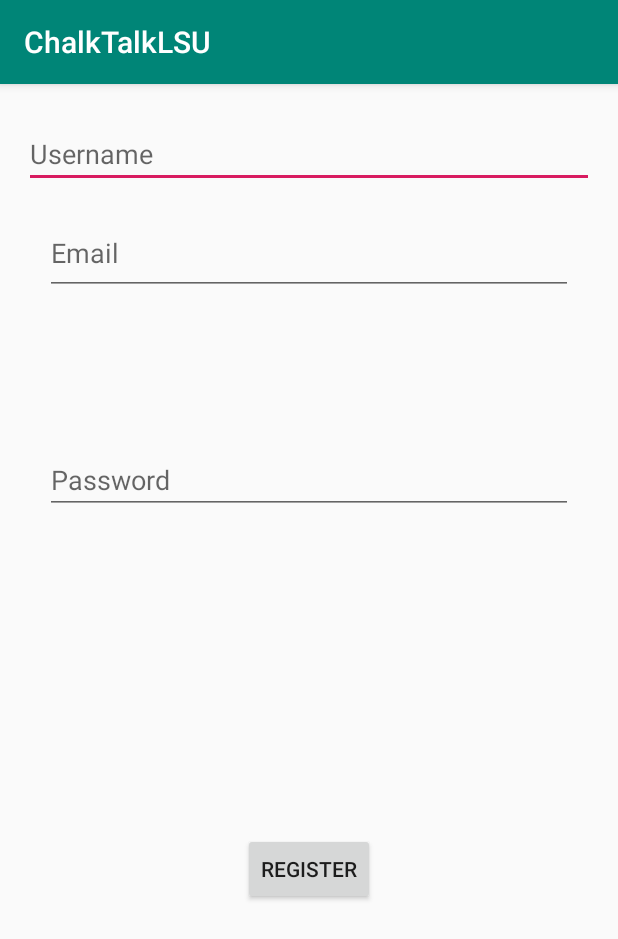
After one commit to chalktalklsu/ChalkTalk, an Android app: the RegisterActivity screen opened directly, with no data from a screen before it, on a phone screen of 412 x 824 dp. The commit adds this screen. Shown: the top 939 px of the screen. Run offline under Robolectric (Android 15) with nearby library versions, the phone set to English and light mode, and no system bars; our stand-ins replace Firebase (no records; nobody signed in at launch, a user with empty details on screens opened directly).

Commit message:
Added RegisterActivity

```diff
--- a/app/src/main/AndroidManifest.xml
+++ b/app/src/main/AndroidManifest.xml
@@ -16,7 +16,8 @@
         android:supportsRtl="true"
         android:theme="@style/AppTheme"
         tools:ignore="GoogleAppIndexingWarning">
-        <activity android:name=".MainActivity"
+        <activity
+            android:name=".MainActivity"
             android:label="@string/app_name">
             <intent-filter>
                 <action android:name="android.intent.action.MAIN" />
@@ -27,6 +28,7 @@
         <activity
             android:name=".LoginActivity"
             android:label="@string/title_activity_login" />
+        <activity android:name=".RegisterActivity"></activity>
     </application>
 
 </manifest>
--- /dev/null
+++ b/app/src/main/java/com/example/eilynn/chalktalklsu/RegisterActivity.java
@@ -0,0 +1,61 @@
+package com.example.eilynn.chalktalklsu;
+
+import android.content.Intent;
+import android.support.annotation.NonNull;
+import android.support.v7.app.AppCompatActivity;
+import android.os.Bundle;
+import android.text.TextUtils;
+import android.view.View;
+import android.widget.Button;
+import android.widget.EditText;
+import android.widget.Toast;
+
+import com.google.android.gms.tasks.OnCompleteListener;
+import com.google.android.gms.tasks.Task;
+import com.google.firebase.auth.AuthResult;
+import com.google.firebase.auth.FirebaseAuth;
+import com.google.firebase.database.DatabaseReference;
+import com.google.firebase.database.FirebaseDatabase;
+
+public class RegisterActivity extends AppCompatActivity {
+
+    private Button regButton;
+    private EditText usernameText, emailText, passwordText;
+    private FirebaseAuth auth;
+    private DatabaseReference dB;
+
+
+    @Override
+    protected void onCreate(Bundle savedInstanceState) {
+        super.onCreate(savedInstanceState);
+        setContentView(R.layout.activity_register);
+        regButton = findViewById(R.id.submit);
+        usernameText = findViewById(R.id.textUsername);
+        emailText = findViewById(R.id.textEmail);
+        passwordText = findViewById(R.id.textPass);
+        auth = FirebaseAuth.getInstance();
+        dB = FirebaseDatabase.getInstance().getReference().child("Users");
+        regButton.setOnClickListener(new View.OnClickListener() {
+            @Override
+            public void onClick(View v) {
+                final String username = usernameText.getText().toString();
+                final String email = emailText.getText().toString();
+                final String pass = passwordText.getText().toString();
+                if (!TextUtils.isEmpty(username) && !TextUtils.isEmpty(email) && !TextUtils.isEmpty(pass)){
+                    auth.createUserWithEmailAndPassword(email, pass).addOnCompleteListener(new OnCompleteListener<AuthResult>() {
+                        @Override
+                        public void onComplete(@NonNull Task<AuthResult> task) {
+                            String userid = auth.getCurrentUser().getUid();
+                            DatabaseReference currentUser = dB.child(userid);
+                            currentUser.child("Username").setValue(username);
+                            Toast.makeText(RegisterActivity.this, "Registeration Successful", Toast.LENGTH_LONG).show();
+                            Intent i = new Intent(RegisterActivity.this, LoginActivity.class);
+                            i.addFlags(Intent.FLAG_ACTIVITY_CLEAR_TOP);
+                            startActivity(i);
+                        }
+                    });
+                }
+            }
+        });
+    }
+}
--- a/app/src/main/res/layout/activity_login.xml
+++ b/app/src/main/res/layout/activity_login.xml
@@ -54,7 +54,7 @@
                     android:id="@+id/password"
                     android:layout_width="match_parent"
                     android:layout_height="wrap_content"
-                    android:hint="@string/prompt_password"
+                    android:hint="@string/password"
                     android:imeActionId="6"
                     android:imeActionLabel="@string/action_sign_in_short"
                     android:imeOptions="actionUnspecified"
@@ -70,7 +70,7 @@
                 android:layout_width="match_parent"
                 android:layout_height="wrap_content"
                 android:layout_marginTop="16dp"
-                android:text="@string/action_sign_in"
+                android:text="@string/sign_in"
                 android:textStyle="bold" />
 
         </LinearLayout>
--- /dev/null
+++ b/app/src/main/res/layout/activity_register.xml
@@ -0,0 +1,68 @@
+<?xml version="1.0" encoding="utf-8"?>
+<android.support.constraint.ConstraintLayout xmlns:android="http://schemas.android.com/apk/res/android"
+    xmlns:app="http://schemas.android.com/apk/res-auto"
+    xmlns:tools="http://schemas.android.com/tools"
+    android:layout_width="match_parent"
+    android:layout_height="match_parent"
+    tools:context=".RegisterActivity">
+
+    <EditText
+        android:id="@+id/textUsername"
+        android:layout_width="0dp"
+        android:layout_height="wrap_content"
+        android:layout_marginStart="16dp"
+        android:layout_marginTop="24dp"
+        android:layout_marginEnd="16dp"
+        android:layout_marginBottom="16dp"
+        android:ems="10"
+        android:hint="Username"
+        android:inputType="textPersonName"
+        app:layout_constraintBottom_toTopOf="@+id/textEmail"
+        app:layout_constraintEnd_toEndOf="parent"
+        app:layout_constraintStart_toStartOf="parent"
+        app:layout_constraintTop_toTopOf="parent" />
+
+    <EditText
+        android:id="@+id/textEmail"
+        android:layout_width="352dp"
+        android:layout_height="55dp"
+        android:layout_marginStart="16dp"
+        android:layout_marginTop="16dp"
+        android:layout_marginEnd="16dp"
+        android:ems="10"
+        android:hint="Email"
+        android:inputType="textEmailAddress"
+        app:layout_constraintEnd_toEndOf="parent"
+        app:layout_constraintStart_toStartOf="parent"
+        app:layout_constraintTop_toBottomOf="@+id/textUsername" />
+
+    <EditText
+        android:id="@+id/textPass"
+        android:layout_width="352dp"
+        android:layout_height="wrap_content"
+        android:layout_marginStart="16dp"
+        android:layout_marginTop="16dp"
+        android:layout_marginEnd="16dp"
+        android:layout_marginBottom="84dp"
+        android:ems="10"
+        android:hint="Password"
+        android:inputType="textPassword"
+        app:layout_constraintBottom_toTopOf="@+id/submit"
+        app:layout_constraintEnd_toEndOf="parent"
+        app:layout_constraintStart_toStartOf="parent"
+        app:layout_constraintTop_toBottomOf="@+id/textEmail" />
+
+    <Button
+        android:id="@+id/submit"
+        android:layout_width="wrap_content"
+        android:layout_height="wrap_content"
+        android:layout_marginStart="148dp"
+        android:layout_marginTop="44dp"
+        android:layout_marginEnd="148dp"
+        android:layout_marginBottom="136dp"
+        android:text="Register"
+        app:layout_constraintBottom_toBottomOf="parent"
+        app:layout_constraintEnd_toEndOf="parent"
+        app:layout_constraintStart_toStartOf="parent"
+        app:layout_constraintTop_toBottomOf="@+id/textPass" />
+</android.support.constraint.ConstraintLayout>
--- a/app/src/main/res/values/strings.xml
+++ b/app/src/main/res/values/strings.xml
@@ -14,4 +14,6 @@
         completions."
     </string>
     <string name="login">Login</string>
+    <string name="sign_in">SIGN IN</string>
+    <string name="password">Password</string>
 </resources>
```
Also changed, not shown: app/src/main/res/layout/activity_main.xml (+14 -0 lines), 1 other file.
